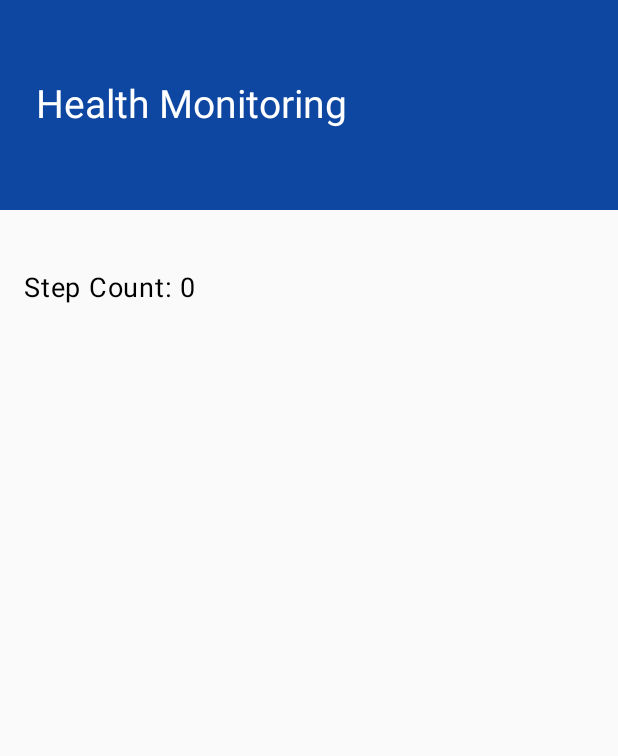
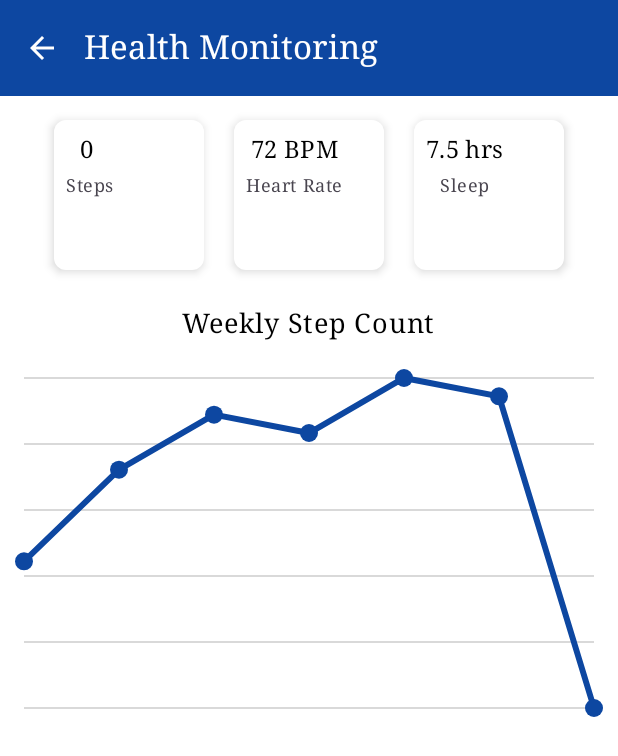
Before and after one commit to 1287Apiyo/MediLink_Kenya, an Android app built with Jetpack Compose: the HealthMonitoringScreen screen opened through its navigation route, on a phone screen of 412 x 824 dp. Shown: the top 756 px of the screen. Run offline under Robolectric (Android 15) with nearby library versions, the phone set to English and light mode, and no system bars.

Commit message:
monitoring updated

```diff
--- a/app/src/main/java/com/example/medilinkapp/ui/screens/healthmonitoring/HealthMonitoringScreen.kt
+++ b/app/src/main/java/com/example/medilinkapp/ui/screens/healthmonitoring/HealthMonitoringScreen.kt
@@ -1,118 +1,221 @@
 package com.example.medilinkapp.ui.screens.healthmonitoring
 
-import android.app.Activity
-import android.content.Context
-import android.hardware.Sensor
-import android.hardware.SensorEvent
-import android.hardware.SensorEventListener
-import android.hardware.SensorManager
-import android.os.Bundle
-import android.util.Log
-import androidx.activity.ComponentActivity
-import androidx.activity.compose.setContent
+import androidx.compose.foundation.Canvas
 import androidx.compose.foundation.background
 import androidx.compose.foundation.layout.*
+import androidx.compose.foundation.shape.RoundedCornerShape
+import androidx.compose.material.icons.Icons
+import androidx.compose.material.icons.filled.ArrowBack
 import androidx.compose.material3.*
 import androidx.compose.runtime.*
 import androidx.compose.ui.Alignment
 import androidx.compose.ui.Modifier
-import androidx.compose.ui.graphics.Color
+import androidx.compose.ui.geometry.Offset
+import androidx.compose.ui.graphics.*
+import androidx.compose.ui.graphics.drawscope.Stroke
+import androidx.compose.ui.platform.LocalContext
+import androidx.compose.ui.text.font.FontFamily
 import androidx.compose.ui.unit.dp
 import androidx.compose.ui.unit.sp
 import androidx.navigation.NavController
-import androidx.navigation.compose.rememberNavController
+import kotlinx.coroutines.delay
+import kotlin.random.Random
 
-class HealthMonitoringActivity : ComponentActivity(), SensorEventListener {
-
-    private lateinit var sensorManager: SensorManager
-    private var stepSensor: Sensor? = null
-    private var totalSteps = 0f
-    private var previousTotalSteps = 0f
-    private var _stepCount = mutableStateOf(0) // Step count
-
-    override fun onCreate(savedInstanceState: Bundle?) {
-        super.onCreate(savedInstanceState)
-
-        // Initialize sensors
-        sensorManager = getSystemService(Context.SENSOR_SERVICE) as SensorManager
-        stepSensor = sensorManager.getDefaultSensor(Sensor.TYPE_STEP_COUNTER)
-
-        // Load previous total steps to calculate actual steps taken today
-        previousTotalSteps = loadPreviousStepCount()
-
-        setContent {
-            HealthMonitoringScreen(navController = rememberNavController(), stepCount = _stepCount)
+@OptIn(ExperimentalMaterial3Api::class)
+@Composable
+fun HealthMonitoringScreen(navController: NavController, stepCount: MutableState<Int>) {
+    // Simulate automatic updates to stepCount every 2 seconds.
+    LaunchedEffect(Unit) {
+        while (true) {
+            delay(2000L)
+            // Simulate a random step increment between 100 and 500.
+            stepCount.value += Random.nextInt(100, 500)
         }
     }
 
-    override fun onResume() {
-        super.onResume()
-        stepSensor?.let {
-            sensorManager.registerListener(this, it, SensorManager.SENSOR_DELAY_UI)
-        } ?: Log.e("StepTracker", "Step Counter Sensor not available!")
-    }
+    // Sample data for the line chart: steps for the past 7 days.
+    // For simplicity, we use fixed sample values for days 1-6 and the current stepCount for day 7.
+    val sampleStepData = listOf(4000, 6500, 8000, 7500, 9000, 8500, stepCount.value)
+    // Sample static metrics.
+    val heartRate = 72  // BPM.
+    val sleepHours = 7.5f
 
-    override fun onPause() {
-        super.onPause()
-        sensorManager.unregisterListener(this)
-    }
-
-    override fun onSensorChanged(event: SensorEvent?) {
-        if (event?.sensor?.type == Sensor.TYPE_STEP_COUNTER) {
-            totalSteps = event.values[0]
-            _stepCount.value = (totalSteps - previousTotalSteps).toInt() // Subtract initial steps
+    Scaffold(
+        topBar = {
+            TopAppBar(
+                title = {
+                    Text(
+                        text = "Health Monitoring",
+                        fontFamily = FontFamily.Serif,
+                        color = MaterialTheme.colorScheme.onPrimary
+                    )
+                },
+                navigationIcon = {
+                    IconButton(onClick = { navController.popBackStack() }) {
+                        Icon(
+                            imageVector = Icons.Filled.ArrowBack,
+                            contentDescription = "Back",
+                            tint = MaterialTheme.colorScheme.onPrimary
+                        )
+                    }
+                },
+                colors = TopAppBarDefaults.topAppBarColors(
+                    containerColor = MaterialTheme.colorScheme.primary
+                )
+            )
         }
-    }
-
-    override fun onAccuracyChanged(sensor: Sensor?, accuracy: Int) {
-        // Not needed for step counter
-    }
-
-    // Load previous step count (so that step count resets properly)
-    private fun loadPreviousStepCount(): Float {
-        val sharedPreferences = getSharedPreferences("stepCounter", Context.MODE_PRIVATE)
-        return sharedPreferences.getFloat("previousTotalSteps", 0f)
-    }
-
-    // Save current step count when the app is closed (optional)
-    private fun savePreviousStepCount() {
-        val sharedPreferences = getSharedPreferences("stepCounter", Context.MODE_PRIVATE)
-        val editor = sharedPreferences.edit()
-        editor.putFloat("previousTotalSteps", totalSteps)
-        editor.apply()
-    }
-
-    override fun onDestroy() {
-        super.onDestroy()
-        savePreviousStepCount()
+    ) { paddingValues ->
+        // Main content.
+        Column(
+            modifier = Modifier
+                .fillMaxSize()
+                .background(Color.White)
+                .padding(paddingValues)
+                .padding(16.dp),
+            verticalArrangement = Arrangement.spacedBy(24.dp),
+            horizontalAlignment = Alignment.CenterHorizontally
+        ) {
+            HealthMetricsSection(
+                steps = stepCount.value,
+                heartRate = heartRate,
+                sleepHours = sleepHours
+            )
+            Text(
+                text = "Weekly Step Count",
+                fontFamily = FontFamily.Serif,
+                fontSize = 18.sp,
+                color = MaterialTheme.colorScheme.onBackground
+            )
+            StepsLineChart(stepData = sampleStepData)
+            // No manual update button, as step count updates automatically.
+        }
     }
 }
 
 @Composable
-fun HealthMonitoringScreen(navController: NavController, stepCount: State<Int>) {
-    Column(modifier = Modifier.fillMaxSize()) {
+fun HealthMetricsSection(steps: Int, heartRate: Int, sleepHours: Float) {
+    // Display basic health metrics in a row.
+    Row(
+        modifier = Modifier.fillMaxWidth(),
+        horizontalArrangement = Arrangement.SpaceEvenly,
+        verticalAlignment = Alignment.CenterVertically
+    ) {
+        MetricCard(
+            label = "Steps",
+            value = steps.toString(),
+            unit = "",
+            iconColor = Color(0xFF4CAF50)
+        )
+        MetricCard(
+            label = "Heart Rate",
+            value = heartRate.toString(),
+            unit = "BPM",
+            iconColor = Color.Red
+        )
+        MetricCard(
+            label = "Sleep",
+            value = sleepHours.toString(),
+            unit = "hrs",
+            iconColor = Color.Blue
+        )
+    }
+}
 
-        Box(
-            modifier = Modifier
-                .fillMaxWidth()
-                .height(140.dp)
-                .background(MaterialTheme.colorScheme.primary)
-                .padding(24.dp),
-            contentAlignment = Alignment.CenterStart
+@Composable
+fun MetricCard(label: String, value: String, unit: String, iconColor: Color) {
+    Card(
+        modifier = Modifier.size(width = 100.dp, height = 100.dp),
+        shape = RoundedCornerShape(8.dp),
+        elevation = CardDefaults.cardElevation(defaultElevation = 4.dp),
+        colors = CardDefaults.cardColors(
+            containerColor = MaterialTheme.colorScheme.surface
+        )
+    ) {
+        Column(
+            modifier = Modifier.padding(8.dp),
+            verticalArrangement = Arrangement.Center,
+            horizontalAlignment = Alignment.CenterHorizontally
         ) {
             Text(
-                "Health Monitoring",
-                style = MaterialTheme.typography.headlineSmall.copy(
-                    color = Color.White,
-                    fontSize = 26.sp
-                )
+                text = "$value $unit",
+                fontFamily = FontFamily.Serif,
+                style = MaterialTheme.typography.titleMedium,
+                color = MaterialTheme.colorScheme.onSurface
             )
-        }
-        Spacer(modifier = Modifier.height(24.dp))
-
-        // Display Health Data
-        Column(modifier = Modifier.padding(16.dp)) {
-            Text("Step Count: ${stepCount.value}", fontSize = 18.sp)
+            Spacer(modifier = Modifier.height(4.dp))
+            Text(
+                text = label,
+                fontFamily = FontFamily.Serif,
+                style = MaterialTheme.typography.bodySmall,
+                color = MaterialTheme.colorScheme.onSurfaceVariant
+            )
         }
     }
 }
+
+@Composable
+fun StepsLineChart(stepData: List<Int>) {
+    // Capture the primary color outside the Canvas lambda.
+    val primaryColor = MaterialTheme.colorScheme.primary
+
+    Box(
+        modifier = Modifier
+            .fillMaxWidth()
+            .height(220.dp) // Slightly taller for grid lines.
+    ) {
+        Canvas(modifier = Modifier.fillMaxSize()) {
+            val canvasWidth = size.width
+            val canvasHeight = size.height
+            val maxSteps = (stepData.maxOrNull() ?: 0).toFloat()
+            if (maxSteps == 0f) return@Canvas
+
+            // Draw horizontal grid lines.
+            val gridLineCount = 5
+            val gridLineSpacing = canvasHeight / gridLineCount
+            for (i in 0..gridLineCount) {
+                val y = i * gridLineSpacing
+                drawLine(
+                    color = Color.LightGray,
+                    start = Offset(0f, y),
+                    end = Offset(canvasWidth, y),
+                    strokeWidth = 1.dp.toPx()
+                )
+            }
+
+            // Calculate spacing between data points.
+            val pointSpacing = canvasWidth / (stepData.size - 1)
+
+            // Create a path for the line chart.
+            val path = Path().apply {
+                moveTo(0f, canvasHeight - (stepData[0] / maxSteps * canvasHeight))
+                stepData.forEachIndexed { index, steps ->
+                    val x = index * pointSpacing
+                    val y = canvasHeight - (steps / maxSteps * canvasHeight)
+                    if (index == 0) {
+                        moveTo(x, y)
+                    } else {
+                        lineTo(x, y)
+                    }
+                }
+            }
+
+            // Draw the line chart path.
+            drawPath(
+                path = path,
+                color = primaryColor,
+                style = Stroke(width = 4.dp.toPx(), cap = StrokeCap.Round)
+            )
+
+            // Draw circles at each data point.
+            stepData.forEachIndexed { index, steps ->
+                val x = index * pointSpacing
+                val y = canvasHeight - (steps / maxSteps * canvasHeight)
+                drawCircle(
+                    color = primaryColor,
+                    radius = 6.dp.toPx(),
+                    center = Offset(x, y)
+                )
+            }
+        }
+    }
+}
```
